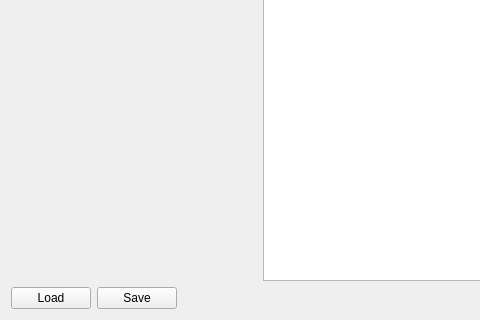
This is NeuralNetwork/pl/edu/agh/neural/gui/creator/NetworkCreatorUi.ui in Pharisaeus/Neural as Qt 5 draws it before an edit; both pictures show x 0 to 480 and y 390 to 710 of the 1194 by 710 pixel window. The edited form follows.
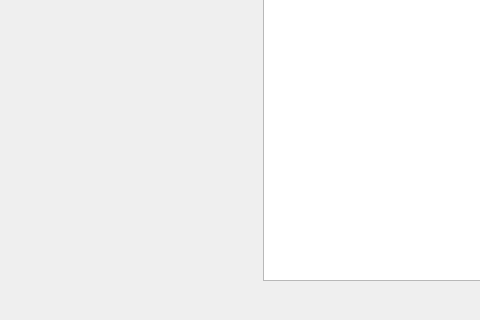
This is the edited form.

Commit message: loading and saving network from file

```diff
--- a/NeuralNetwork/pl/edu/agh/neural/gui/creator/NetworkCreatorUi.ui
+++ b/NeuralNetwork/pl/edu/agh/neural/gui/creator/NetworkCreatorUi.ui
@@ -272,22 +272,7 @@
    <item>
     <layout class="QHBoxLayout" name="horizontalLayout_2">
      <item>
-      <layout class="QHBoxLayout" name="horizontalLayout">
-       <item>
-        <widget class="QPushButton" name="loadNetworkButton">
-         <property name="text">
-          <string>Load</string>
-         </property>
-        </widget>
-       </item>
-       <item>
-        <widget class="QPushButton" name="saveNetworkButton">
-         <property name="text">
-          <string>Save</string>
-         </property>
-        </widget>
-       </item>
-      </layout>
+      <layout class="QHBoxLayout" name="horizontalLayout"/>
      </item>
      <item>
       <spacer name="horizontalSpacer">
```
The commit also changes 3 other files.
